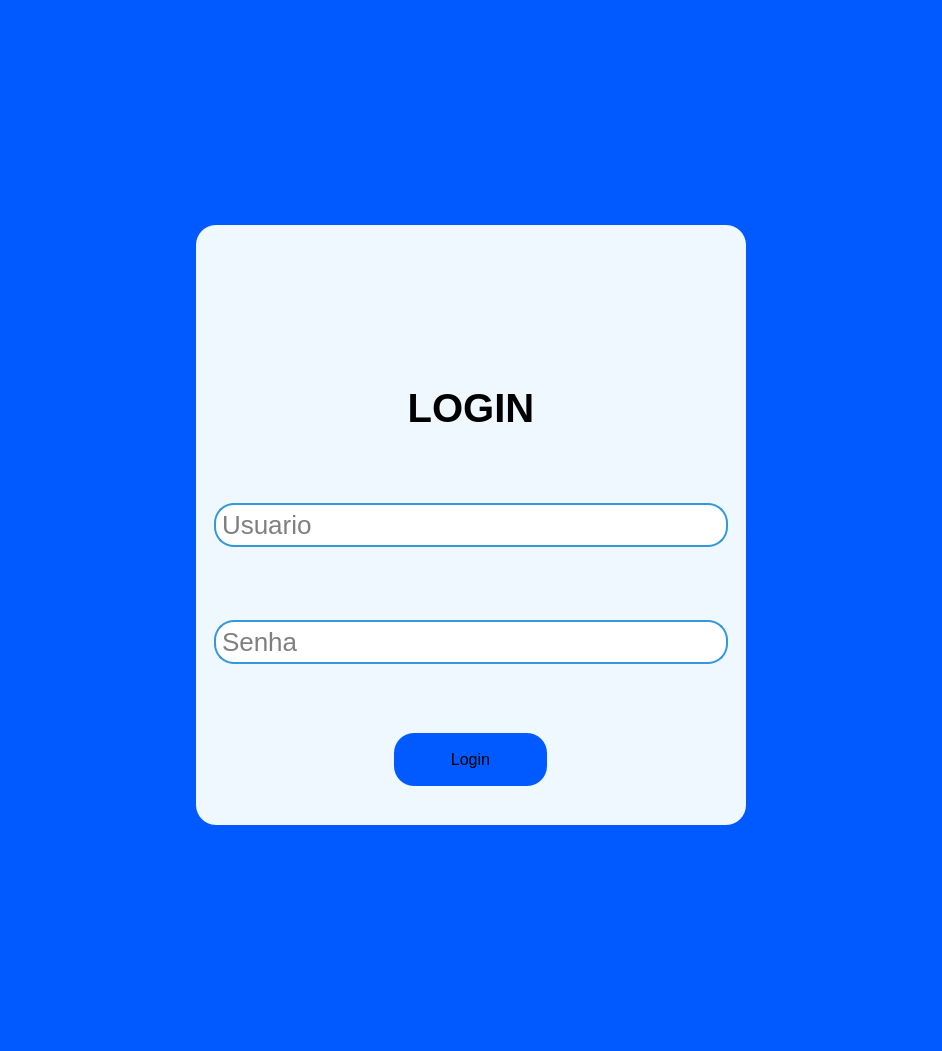
Qt form ui_tela_login.ui (CelsoLucas/Mercado) before a commit.
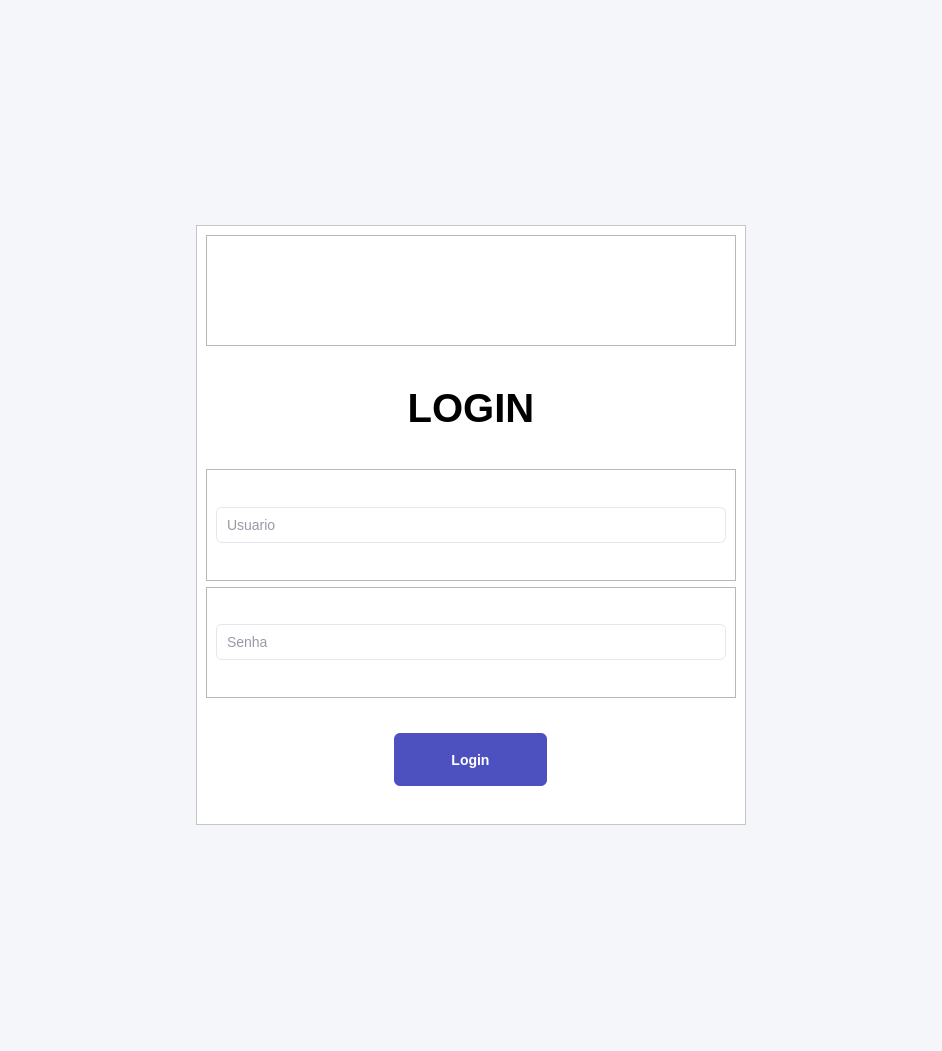
The same form after that commit.

What changed in the file:
```diff
--- a/ui_tela_login.ui
+++ b/ui_tela_login.ui
@@ -20,49 +20,24 @@
    <string>MainWindow</string>
   </property>
   <property name="styleSheet">
-   <string notr="true">*{
-	background-color: rgb(0, 90, 255);
-	font-family: &quot;poppins&quot;;
+   <string notr="true">QMainWindow {
+    background-color: #F5F6FA;
 }
-#layout, #layout_user, #layout_img_login, #layout_senha, #txt_login, #icon_login{
-	background-color: rgb(240, 248, 255);
-	border-radius: 20px;
-}
 
-QLineEdit {
-    border: 2px solid #3498db;
-    border-radius: 20px;
-    outline: none;
-    font-size: 26px;
-    padding: 4px;
-    width: 100%;
-    background: white;
-    transition: border-color 0.3s ease-in-out, background-color 0.3s ease-in-out;
-}
-
-QLineEdit:hover {
-    border: 2px solid #2980b9;
-    background-color: #f0f8ff;
-}
-
-QLineEdit:focus {
-    border: 2px solid #1c6ea4;
-    background-color: #e0f0ff;
-}
-
-QLineEdit::placeholder {
-    color: #aaa;
-    font-style: italic;
+#layout{
+	
+    background-color: #FFFFFF;
 }
 
 QPushButton {
-  background-color: rgb(0, 90, 255); /* Fundo transparente */
-  color: black; /* Cor do texto */
-  border-radius: 20px; /* Bordas arredondadas */
-  padding: 12px 24px; /* Espaçamento interno */
-  font-size: 16px; /* Tamanho da fonte */
-  cursor: pointer; /* Cursor de mão */
-  transition: background-color 0.3s, color 0.3s; /* Transição suave */
+    background-color: #4C51BF;
+    color: #FFFFFF;
+    font-family: &quot;Segoe UI&quot;, sans-serif;
+    font-size: 14px;
+    font-weight: 500;
+    padding: 10px 20px;
+    border: none;
+    border-radius: 6px;
 }
 
 QPushButton:hover {
@@ -76,7 +51,22 @@
   border: 2px solid  rgb(0, 90, 255);
   color: black;
 }
-</string>
+
+/* Inputs */
+QLineEdit {
+    background-color: #FFFFFF;
+    border: 1px solid #E2E8F0;
+    border-radius: 6px;
+    padding: 8px;
+    font-family: &quot;Segoe UI&quot;, sans-serif;
+    font-size: 14px;
+    color: #2D3748;
+}
+
+QLineEdit:focus {
+    border: 1px solid #4C51BF;
+    box-shadow: 0 0 5px rgba(76, 81, 191, 0.3);
+}</string>
   </property>
   <widget class="QWidget" name="centralwidget">
    <layout class="QVBoxLayout" name="verticalLayout_4">
```
Left out of the diff: 9 changed lines with no effect on the pictures.
